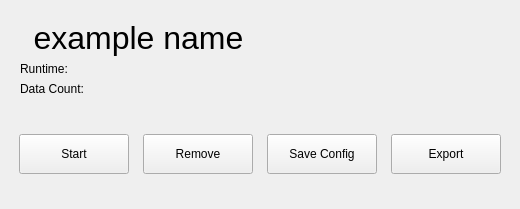
rmallow/howdyCoder, file howdyCoder/ui/qtUiFiles/algoStatusWidget.ui: the form before one commit.
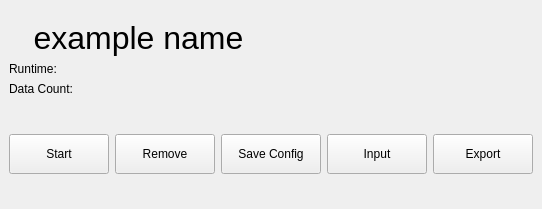
The form after the commit.

Commit message: adding initial code for showing input window with input boxes and control widget emitting the signal of input entered

The edit to the form file:
```diff
--- a/howdyCoder/ui/qtUiFiles/algoStatusWidget.ui
+++ b/howdyCoder/ui/qtUiFiles/algoStatusWidget.ui
@@ -29,6 +29,12 @@
    <string notr="true"/>
   </property>
   <layout class="QVBoxLayout" name="verticalLayout_3">
+   <property name="leftMargin">
+    <number>0</number>
+   </property>
+   <property name="rightMargin">
+    <number>0</number>
+   </property>
    <item>
     <widget class="QWidget" name="widget_4" native="true">
      <layout class="QHBoxLayout" name="horizontalLayout_2">
@@ -181,18 +187,6 @@
    <item>
     <widget class="QWidget" name="widget" native="true">
      <layout class="QHBoxLayout" name="horizontalLayout_3">
-      <property name="leftMargin">
-       <number>0</number>
-      </property>
-      <property name="topMargin">
-       <number>0</number>
-      </property>
-      <property name="rightMargin">
-       <number>0</number>
-      </property>
-      <property name="bottomMargin">
-       <number>0</number>
-      </property>
       <item>
        <widget class="QPushButton" name="start_button">
         <property name="sizePolicy">
@@ -203,7 +197,7 @@
         </property>
         <property name="minimumSize">
          <size>
-          <width>110</width>
+          <width>100</width>
           <height>40</height>
          </size>
         </property>
@@ -228,7 +222,7 @@
         </property>
         <property name="minimumSize">
          <size>
-          <width>110</width>
+          <width>100</width>
           <height>40</height>
          </size>
         </property>
@@ -253,7 +247,7 @@
         </property>
         <property name="minimumSize">
          <size>
-          <width>110</width>
+          <width>100</width>
           <height>40</height>
          </size>
         </property>
@@ -268,6 +262,31 @@
         </property>
        </widget>
       </item>
+      <item>
+       <widget class="QPushButton" name="input_button">
+        <property name="sizePolicy">
+         <sizepolicy hsizetype="Maximum" vsizetype="Fixed">
+          <horstretch>0</horstretch>
+          <verstretch>0</verstretch>
+         </sizepolicy>
+        </property>
+        <property name="minimumSize">
+         <size>
+          <width>100</width>
+          <height>40</height>
+         </size>
+        </property>
+        <property name="maximumSize">
+         <size>
+          <width>110</width>
+          <height>40</height>
+         </size>
+        </property>
+        <property name="text">
+         <string>Input</string>
+        </property>
+       </widget>
+      </item>
       <item>
        <widget class="QPushButton" name="export_button">
         <property name="sizePolicy">
@@ -278,7 +297,7 @@
         </property>
         <property name="minimumSize">
          <size>
-          <width>110</width>
+          <width>100</width>
           <height>40</height>
          </size>
         </property>
```
The commit also changes 7 other files.
